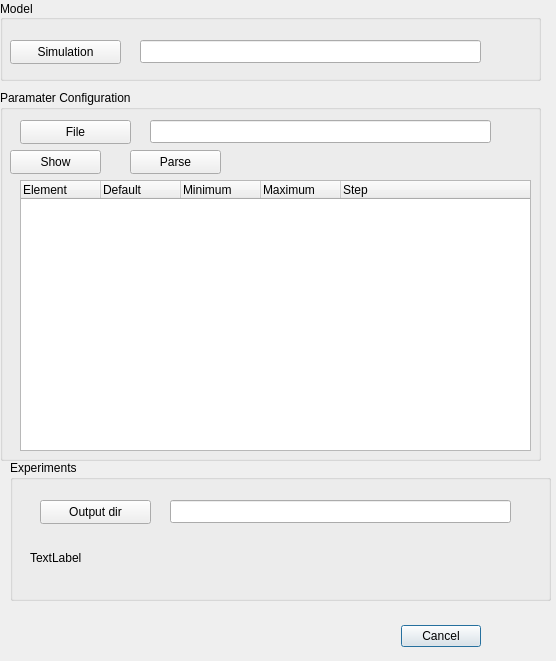
Old version of the form cassandra/uis/Laboratory.ui in the repository xrubio/pandora.
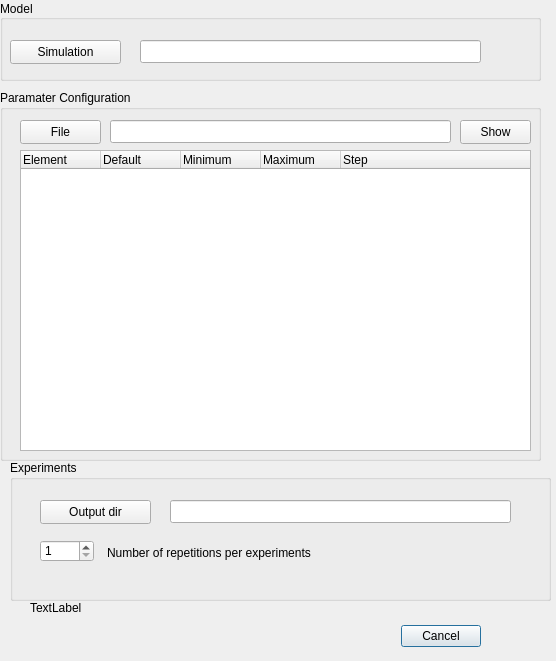
New version of the form.

Commit message: + creation of config experiments

The edit to the form file:
```diff
--- a/cassandra/uis/Laboratory.ui
+++ b/cassandra/uis/Laboratory.ui
@@ -67,17 +67,30 @@
      <string>Output dir</string>
     </property>
    </widget>
+   <widget class="QSpinBox" name="numRepeats">
+    <property name="geometry">
+     <rect>
+      <x>30</x>
+      <y>80</y>
+      <width>54</width>
+      <height>22</height>
+     </rect>
+    </property>
+    <property name="minimum">
+     <number>1</number>
+    </property>
+   </widget>
    <widget class="QLabel" name="label">
     <property name="geometry">
      <rect>
-      <x>20</x>
-      <y>90</y>
-      <width>471</width>
-      <height>16</height>
+      <x>97</x>
+      <y>83</y>
+      <width>241</width>
+      <height>20</height>
      </rect>
     </property>
     <property name="text">
-     <string>TextLabel</string>
+     <string>Number of repetitions per experiments</string>
     </property>
    </widget>
   </widget>
@@ -137,7 +150,7 @@
      <rect>
       <x>20</x>
       <y>30</y>
-      <width>111</width>
+      <width>81</width>
       <height>24</height>
      </rect>
     </property>
@@ -148,32 +161,22 @@
    <widget class="QLineEdit" name="configEdit">
     <property name="geometry">
      <rect>
-      <x>150</x>
+      <x>110</x>
       <y>30</y>
       <width>341</width>
       <height>23</height>
      </rect>
     </property>
-   </widget>
-   <widget class="QPushButton" name="parseButton">
-    <property name="geometry">
-     <rect>
-      <x>130</x>
-      <y>60</y>
-      <width>91</width>
-      <height>24</height>
-     </rect>
-    </property>
-    <property name="text">
-     <string>Parse</string>
+    <property name="readOnly">
+     <bool>true</bool>
     </property>
    </widget>
    <widget class="QPushButton" name="showButton">
     <property name="geometry">
      <rect>
-      <x>10</x>
-      <y>60</y>
-      <width>91</width>
+      <x>460</x>
+      <y>30</y>
+      <width>71</width>
       <height>24</height>
      </rect>
     </property>
@@ -185,9 +188,9 @@
     <property name="geometry">
      <rect>
       <x>20</x>
-      <y>90</y>
+      <y>60</y>
       <width>511</width>
-      <height>271</height>
+      <height>301</height>
      </rect>
     </property>
     <property name="indentation">
@@ -226,6 +229,19 @@
     </column>
    </widget>
   </widget>
+  <widget class="QLabel" name="statusLabel">
+   <property name="geometry">
+    <rect>
+     <x>30</x>
+     <y>600</y>
+     <width>471</width>
+     <height>16</height>
+    </rect>
+   </property>
+   <property name="text">
+    <string>TextLabel</string>
+   </property>
+  </widget>
  </widget>
  <resources/>
  <connections>
```
Left out of the diff: 12 changed lines with no effect on the pictures. The commit also changes 4 other files.
